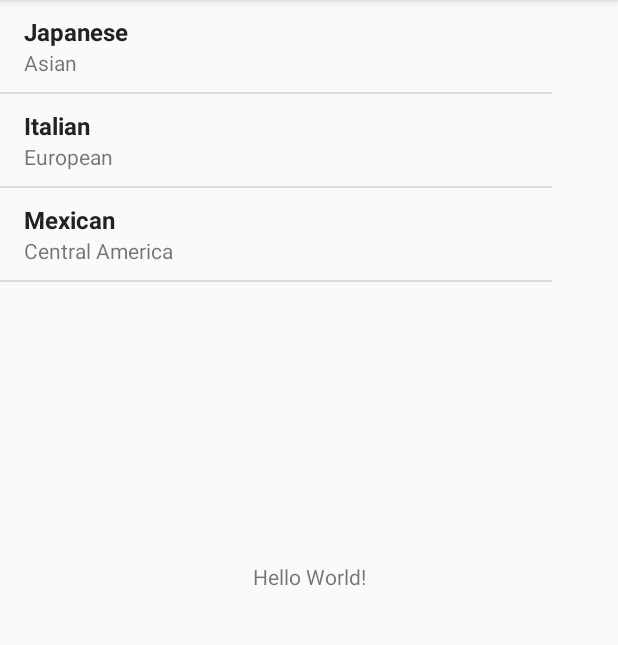
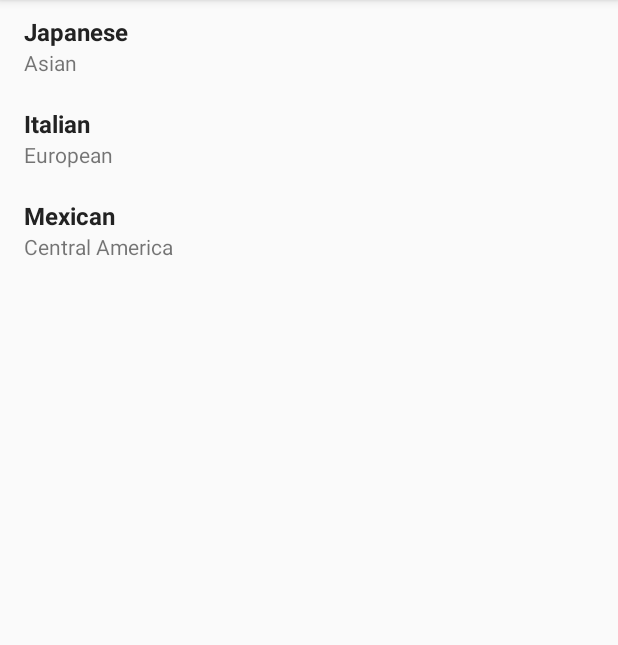
Before and after one commit to tlam/MiamMiamK, an Android app: the screen it shows after launch (MainActivity), on a phone screen of 412 x 824 dp, the part 84-729 px from its top. Run offline under Robolectric (Android 15) with nearby library versions, the phone set to English and light mode, and no system bars.

Commit message:
Using RecyclerView instead of ListView

```diff
--- a/app/build.gradle
+++ b/app/build.gradle
@@ -23,6 +23,7 @@ android {
 }
 
 dependencies {
+    compile 'com.android.support:recyclerview-v7:26.1.0'
     implementation fileTree(dir: 'libs', include: ['*.jar'])
     implementation"org.jetbrains.kotlin:kotlin-stdlib-jre7:$kotlin_version"
     implementation 'com.android.support:appcompat-v7:26.1.0'
--- a/app/src/main/java/com/tlam/miammiamk/MainActivity.kt
+++ b/app/src/main/java/com/tlam/miammiamk/MainActivity.kt
@@ -2,33 +2,30 @@ package com.tlam.miammiamk
 
 import android.os.Bundle
 import android.support.v7.app.AppCompatActivity
-import android.widget.AdapterView
-import android.widget.ListView
-import android.widget.Toast
-import com.tlam.miammiamk.adapters.CuisineListViewAdapter
+import android.support.v7.widget.LinearLayoutManager
+import android.support.v7.widget.RecyclerView
+import com.tlam.miammiamk.adapters.CuisineRecyclerViewAdapter
 import com.tlam.miammiamk.models.Cuisine
 import com.tlam.miammiamk.models.Food
 
 class MainActivity : AppCompatActivity() {
 
-    var listView: ListView? = null
+    private lateinit var linearLayoutManager: LinearLayoutManager
+    var recyclerView: RecyclerView? = null
     var cuisineList = ArrayList<Cuisine>()
-    var adapter: CuisineListViewAdapter? = null
+    var adapter: CuisineRecyclerViewAdapter? = null
 
     override fun onCreate(savedInstanceState: Bundle?) {
         super.onCreate(savedInstanceState)
         setContentView(R.layout.activity_main)
 
-        listView = findViewById<ListView>(R.id.list)
-        adapter = CuisineListViewAdapter(this, cuisineList)
-        (listView as ListView).adapter = adapter
+        adapter = CuisineRecyclerViewAdapter(cuisineList)
+        recyclerView = findViewById<RecyclerView>(R.id.recyclerView)
+        linearLayoutManager = LinearLayoutManager(this)
+        recyclerView!!.layoutManager = linearLayoutManager
+        recyclerView!!.adapter = adapter
 
         prepareCuisineData()
-
-        (listView as ListView).onItemClickListener = AdapterView.OnItemClickListener {
-            adapterView, view, i,
-            l -> Toast.makeText(applicationContext, cuisineList?.get(i)?.title, Toast.LENGTH_SHORT).show()
-        }
     }
 
     private fun prepareCuisineData() {
--- a/app/src/main/java/com/tlam/miammiamk/adapters/CuisineListViewAdapter.kt
+++ /dev/null
@@ -1,58 +0,0 @@
-package com.tlam.miammiamk.adapters
-
-import android.annotation.SuppressLint
-import android.app.Activity
-import android.content.Context
-import android.view.LayoutInflater
-import android.view.View
-import android.view.ViewGroup
-import android.widget.BaseAdapter
-import android.widget.TextView
-
-import com.tlam.miammiamk.R
-import com.tlam.miammiamk.models.Cuisine
-
-import java.util.ArrayList
-
-
-
-class CuisineListViewAdapter(
-        private val activity: Activity,
-        cuisineList: List<Cuisine>) : BaseAdapter() {
-
-    private var cuisineList = ArrayList<Cuisine>()
-
-    init {
-        this.cuisineList = cuisineList as ArrayList<Cuisine>
-    }
-
-    override fun getCount(): Int {
-        return cuisineList.size
-    }
-
-    override fun getItem(i: Int): Any {
-        return i
-    }
-
-    override fun getItemId(i: Int): Long {
-        return i.toLong()
-    }
-
-    override fun getView(i: Int, convertView: View?, viewGroup: ViewGroup): View? {
-        val vi: View?
-
-        if (convertView == null) {
-            val inflater = activity.getSystemService(Context.LAYOUT_INFLATER_SERVICE) as LayoutInflater
-            vi = inflater.inflate(R.layout.cuisine_list_row, null)
-            val title = vi.findViewById<TextView>(R.id.title)
-            val genre = vi.findViewById<TextView>(R.id.genre)
-
-            title.text = cuisineList[i].title
-            genre.text = cuisineList[i].genre
-
-        } else {
-            vi = convertView
-        }
-        return vi
-    }
-}
--- /dev/null
+++ b/app/src/main/java/com/tlam/miammiamk/adapters/CuisineRecyclerViewAdapter.kt
@@ -0,0 +1,46 @@
+package com.tlam.miammiamk.adapters
+
+import android.support.v7.widget.RecyclerView
+import android.view.LayoutInflater
+import android.view.View
+import android.view.ViewGroup
+import android.widget.TextView
+import android.widget.Toast
+
+import com.tlam.miammiamk.R
+import com.tlam.miammiamk.models.Cuisine
+
+class CuisineRecyclerViewAdapter(private val cuisineList: List<Cuisine>) : RecyclerView.Adapter<CuisineRecyclerViewAdapter.CuisineHolder>() {
+
+    inner class CuisineHolder(view: View) : RecyclerView.ViewHolder(view), View.OnClickListener {
+        var title: TextView = view.findViewById<TextView>(R.id.title)
+        var genre: TextView = view.findViewById<TextView>(R.id.genre)
+
+        init {
+            view.setOnClickListener(this)
+        }
+
+        override fun onClick(view: View) {
+            val context = itemView.context
+            Toast.makeText(context, "HELLO", Toast.LENGTH_SHORT).show()
+        }
+
+    }
+
+    override fun onCreateViewHolder(parent: ViewGroup, viewType: Int): CuisineHolder {
+        val itemView = LayoutInflater.from(parent.context)
+                .inflate(R.layout.cuisine_list_row, parent, false)
+
+        return CuisineHolder(itemView)
+    }
+
+    override fun onBindViewHolder(holder: CuisineHolder, position: Int) {
+        val Cuisines = cuisineList[position]
+        holder.title.text = Cuisines.title
+        holder.genre.text = Cuisines.genre
+    }
+
+    override fun getItemCount(): Int {
+        return cuisineList.size
+    }
+}
--- a/app/src/main/java/com/tlam/miammiamk/adapters/FoodListViewAdapter.kt
+++ b/app/src/main/java/com/tlam/miammiamk/adapters/FoodListViewAdapter.kt
@@ -12,7 +12,6 @@ import com.tlam.miammiamk.R
 import com.tlam.miammiamk.models.Food
 
 import java.util.ArrayList
-
 
 
 class FoodListViewAdapter(
--- a/app/src/main/res/layout/activity_main.xml
+++ b/app/src/main/res/layout/activity_main.xml
@@ -1,26 +1,13 @@
 <?xml version="1.0" encoding="utf-8"?>
-<android.support.constraint.ConstraintLayout
-    xmlns:android="http://schemas.android.com/apk/res/android"
+<LinearLayout xmlns:android="http://schemas.android.com/apk/res/android"
     xmlns:tools="http://schemas.android.com/tools"
-    xmlns:app="http://schemas.android.com/apk/res-auto"
     android:layout_width="match_parent"
     android:layout_height="match_parent"
     tools:context="com.tlam.miammiamk.MainActivity">
 
-    <TextView
-        android:layout_width="wrap_content"
-        android:layout_height="wrap_content"
-        android:text="Hello World!"
-        app:layout_constraintBottom_toBottomOf="parent"
-        app:layout_constraintLeft_toLeftOf="parent"
-        app:layout_constraintRight_toRightOf="parent"
-        app:layout_constraintTop_toTopOf="parent" />
-
-    <ListView
-        android:id="@+id/list"
-        android:layout_width="368dp"
-        android:layout_height="495dp"
-        tools:layout_editor_absoluteX="8dp"
-        tools:layout_editor_absoluteY="8dp" />
-
-</android.support.constraint.ConstraintLayout>
+	<android.support.v7.widget.RecyclerView
+	    android:id="@+id/recyclerView"
+	    android:layout_width="match_parent"
+	    android:layout_height="match_parent"
+	    android:scrollbars="vertical"/>
+</LinearLayout>
```
Also changed, not shown: 1 other file.
